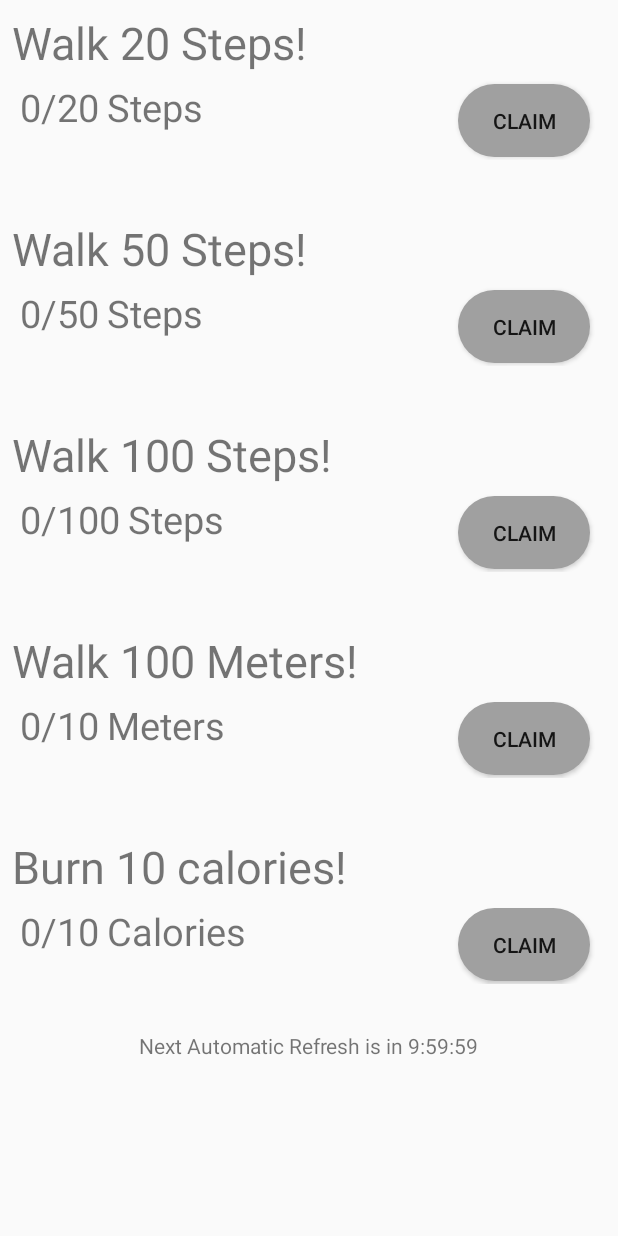
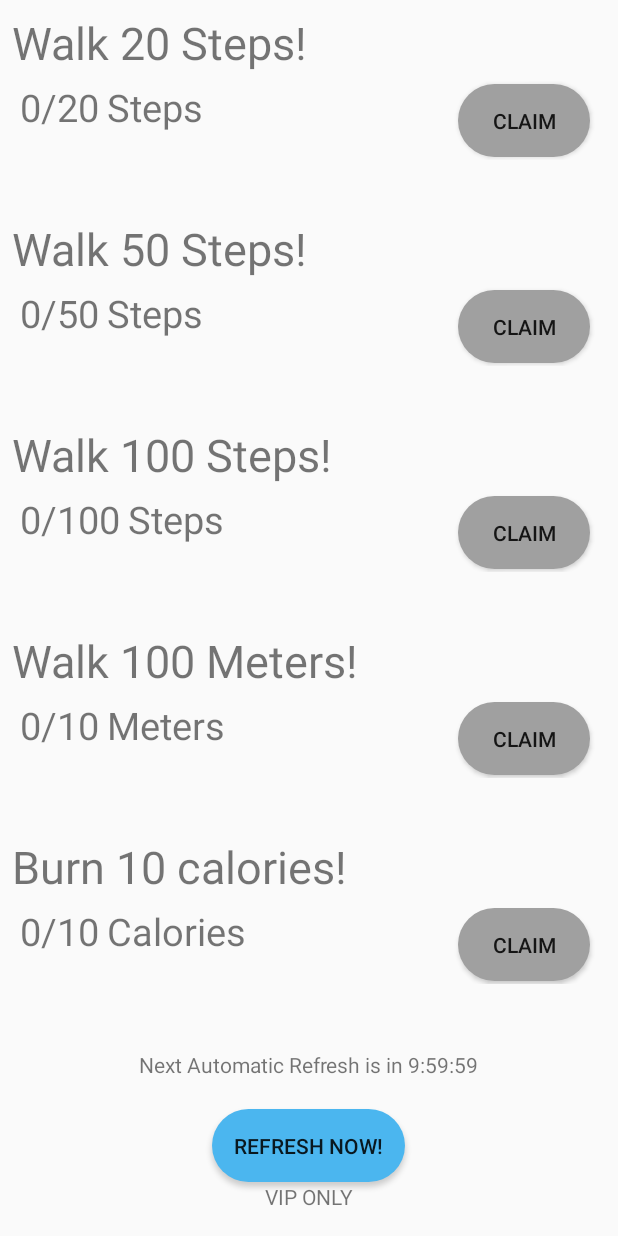
Before and after one commit to femisd/FitPic, an Android app: the GoalsActivity screen opened directly, with no data from a screen before it, on a phone screen of 412 x 824 dp. Run offline under Robolectric (Android 15) with nearby library versions, the phone set to English and light mode, and no system bars; our stand-ins replace Firebase (no records; nobody signed in at launch, a user with empty details on screens opened directly); 2 statements that could not run were skipped.

Commit message:
VIP refresh feature added

```diff
--- a/app/src/main/java/com/example/offlinemaps/ChallengesAdapter.java
+++ b/app/src/main/java/com/example/offlinemaps/ChallengesAdapter.java
@@ -26,8 +26,18 @@ import androidx.recyclerview.widget.RecyclerView;
 public class ChallengesAdapter extends RecyclerView.Adapter<ChallengesAdapter.ChallengesViewHolder> {
     private ArrayList<Challenges> mChallangesList;
     private Context context;
+
     private DatabaseReference userRef;
     private String mCurrentUser = FirebaseAuth.getInstance().getUid();
+    private  User currentUser;
+    public int currentPoints;
+
+    public int totalPoints;
+
+
+
+
+
     public static class ChallengesViewHolder extends RecyclerView.ViewHolder{
 
         public TextView challengeNameText;
@@ -92,11 +102,9 @@ public class ChallengesAdapter extends RecyclerView.Adapter<ChallengesAdapter.Ch
 
 
 
-
-
         userRef = FirebaseDatabase.getInstance().getReference().child("users").child(mCurrentUser);
 
-        if( Integer.valueOf(currentItem.getProgress()) > Integer.valueOf(currentItem.getChallengeLimit()) ){
+        if( Integer.valueOf(currentItem.getProgress()) >= Integer.valueOf(currentItem.getChallengeLimit()) ){
             challengesViewHolder.claimButton.setBackgroundResource(R.drawable.buttonstyle);
 
             challengesViewHolder.claimButton.setOnClickListener(new View.OnClickListener() {
@@ -104,12 +112,27 @@ public class ChallengesAdapter extends RecyclerView.Adapter<ChallengesAdapter.Ch
                 public void onClick(View v) {
                     Toast.makeText(context, " Congratulations!\n"+ currentItem.getPoints() + " added!", Toast.LENGTH_LONG).show();
 
+
+                    userRef.addListenerForSingleValueEvent(new ValueEventListener() {
+                        @Override
+                        public void onDataChange(@NonNull DataSnapshot dataSnapshot) {
+                            currentUser = dataSnapshot.getValue(User.class);
+                            currentPoints = currentUser.getmPoints();
+                            Toast.makeText(context, currentUser.getmUsername(), Toast.LENGTH_SHORT).show();
+                            totalPoints = currentPoints + currentItem.getPoints();
+                            userRef.child("mPoints").setValue(totalPoints);
+                        }
+
+                        @Override
+                        public void onCancelled(@NonNull DatabaseError databaseError) {
+
+                        }
+                    });
+
+
                         challengesViewHolder.completionLayout.setVisibility(View.VISIBLE);
                         challengesViewHolder.claimButton.setBackgroundResource(R.drawable.buttonstlye_dead);
                         challengesViewHolder.claimButton.setEnabled(false);
-
-                        userRef.child("mPoints").setValue( currentItem.getPoints());
-
                 }
             });
         }else{
@@ -117,7 +140,7 @@ public class ChallengesAdapter extends RecyclerView.Adapter<ChallengesAdapter.Ch
             challengesViewHolder.claimButton.setOnClickListener(new View.OnClickListener() {
                 @Override
                 public void onClick(View v) {
-                    Toast.makeText(context, "Challenge not yet complete\nKeep it up!", Toast.LENGTH_SHORT).show();
+              Toast.makeText(context, "Challenge not yet complete\nKeep it up!", Toast.LENGTH_SHORT).show();
                 }
             });
 
--- a/app/src/main/java/com/example/offlinemaps/GoalsActivity.java
+++ b/app/src/main/java/com/example/offlinemaps/GoalsActivity.java
@@ -4,6 +4,8 @@ import android.content.Intent;
 import android.os.Bundle;
 import android.os.CountDownTimer;
 import android.util.Log;
+import android.view.View;
+import android.widget.Button;
 import android.widget.TextView;
 
 import java.util.ArrayList;
@@ -28,6 +30,7 @@ public class GoalsActivity extends AppCompatActivity {
     private RecyclerView goalsRecyclerView;
     private ChallengesAdapter adapter;
     private RecyclerView.LayoutManager layoutManager;
+    private Button refreshBtn;
 
     private TextView timerText;
     private CountDownTimer countDownTimer;
@@ -39,6 +42,8 @@ public class GoalsActivity extends AppCompatActivity {
     private  User currentUser;
 
     public int currentPoints;
+
+    private ArrayList<Challenges> challengesList;
 
 
     @Override
@@ -52,15 +57,17 @@ public class GoalsActivity extends AppCompatActivity {
 
         timerText = findViewById(R.id.timer_textView);
 
+        refreshBtn = findViewById(R.id.btn_refresh);
+
+        refreshBtn.setOnClickListener(new View.OnClickListener() {
+            @Override
+            public void onClick(View v) {
+                refreshChallenges();
+            }
+        });
 
 
-        final ArrayList<Challenges> challengesList = new ArrayList<>();
-
-        challengesList.add(new Challenges(getCurrentStep(),"Walk 20 Steps!", 20, "Steps",20));
-        challengesList.add(new Challenges(getCurrentStep(),"Walk 50 Steps!", 50, "Steps",50));
-        challengesList.add(new Challenges(getCurrentStep(),"Walk 100 Steps!", 100, "Steps",100));
-        challengesList.add(new Challenges(0,"Walk 100 Meters!", 10, "Meters",20));
-        challengesList.add(new Challenges(getCurrentStep()/20,"Burn 10 calories!", 10, "Calories",20));
+        challengesList = new ArrayList<>();
 
         goalsRecyclerView = findViewById(R.id.goalsRecyclerView);
         goalsRecyclerView.setHasFixedSize(true);
@@ -69,6 +76,9 @@ public class GoalsActivity extends AppCompatActivity {
 
         goalsRecyclerView.setLayoutManager(layoutManager);
         goalsRecyclerView.setAdapter(adapter);
+
+
+        populateChallenges();
 
 
 
@@ -147,4 +157,32 @@ public class GoalsActivity extends AppCompatActivity {
     public int getCurrentPoints() {
         return currentPoints;
     }
+
+
+    public void populateChallenges(){
+
+
+        challengesList.add(new Challenges(getCurrentStep(),"Walk 20 Steps!", 20, "Steps",20));
+        challengesList.add(new Challenges(getCurrentStep(),"Walk 50 Steps!", 50, "Steps",50));
+        challengesList.add(new Challenges(getCurrentStep(),"Walk 100 Steps!", 100, "Steps",100));
+        challengesList.add(new Challenges(0,"Walk 100 Meters!", 10, "Meters",20));
+        challengesList.add(new Challenges(getCurrentStep()/20,"Burn 10 calories!", 10, "Calories",20));
+
+
+    }
+
+
+    public void refreshChallenges(){
+        challengesList.clear();
+        adapter.notifyDataSetChanged();
+
+
+        populateChallenges();
+      adapter.notifyDataSetChanged();
+        startActivity(getIntent());
+
+
+    }
+
+
 }
--- a/app/src/main/res/layout/activity_goals.xml
+++ b/app/src/main/res/layout/activity_goals.xml
@@ -11,7 +11,7 @@
     <androidx.recyclerview.widget.RecyclerView
         android:id="@+id/goalsRecyclerView"
         android:layout_width="match_parent"
-        android:layout_height="687dp" />
+        android:layout_height="700dp" />
     <LinearLayout
         android:layout_width="match_parent"
         android:layout_height="wrap_content"
@@ -23,7 +23,18 @@
             android:layout_height="wrap_content"
             android:id="@+id/timer_textView"/>
 
-
+        <Button
+            android:layout_width="wrap_content"
+            android:layout_height="wrap_content"
+            android:id="@+id/btn_refresh"
+            android:text="Refresh Now!"
+            android:background="@drawable/buttonstyle"
+            android:layout_marginTop="20dp"
+            />
+        <TextView
+            android:layout_width="wrap_content"
+            android:layout_height="wrap_content"
+            android:text="VIP ONLY"/>
 
     </LinearLayout>
 </LinearLayout>
```
